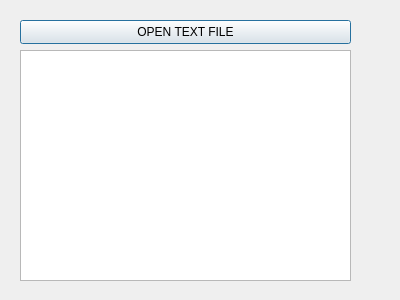
Old version of the form memberinfo.ui in the repository sophiegsmith/bulk-project.
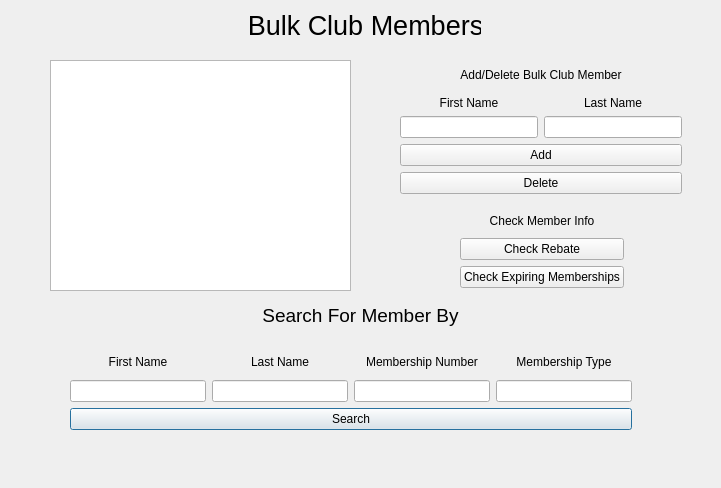
New version of the form.

```diff
--- a/memberinfo.ui
+++ b/memberinfo.ui
@@ -6,36 +6,270 @@
    <rect>
     <x>0</x>
     <y>0</y>
-    <width>400</width>
-    <height>300</height>
+    <width>721</width>
+    <height>488</height>
    </rect>
   </property>
   <property name="windowTitle">
    <string>Dialog</string>
   </property>
-  <widget class="QPushButton" name="pushButton">
-   <property name="geometry">
-    <rect>
-     <x>20</x>
-     <y>20</y>
-     <width>331</width>
-     <height>24</height>
-    </rect>
-   </property>
-   <property name="text">
-    <string>OPEN TEXT FILE</string>
-   </property>
-  </widget>
   <widget class="QTableWidget" name="tableWidget">
    <property name="geometry">
     <rect>
-     <x>20</x>
-     <y>50</y>
-     <width>331</width>
+     <x>50</x>
+     <y>60</y>
+     <width>301</width>
      <height>231</height>
     </rect>
    </property>
   </widget>
+  <widget class="QLabel" name="label">
+   <property name="geometry">
+    <rect>
+     <x>250</x>
+     <y>10</y>
+     <width>231</width>
+     <height>31</height>
+    </rect>
+   </property>
+   <property name="font">
+    <font>
+     <pointsize>20</pointsize>
+    </font>
+   </property>
+   <property name="text">
+    <string>Bulk Club Members</string>
+   </property>
+   <property name="alignment">
+    <set>Qt::AlignCenter</set>
+   </property>
+  </widget>
+  <widget class="QLabel" name="label_2">
+   <property name="geometry">
+    <rect>
+     <x>250</x>
+     <y>300</y>
+     <width>221</width>
+     <height>31</height>
+    </rect>
+   </property>
+   <property name="font">
+    <font>
+     <pointsize>14</pointsize>
+    </font>
+   </property>
+   <property name="text">
+    <string>Search For Member By</string>
+   </property>
+   <property name="alignment">
+    <set>Qt::AlignCenter</set>
+   </property>
+  </widget>
+  <widget class="QWidget" name="layoutWidget">
+   <property name="geometry">
+    <rect>
+     <x>70</x>
+     <y>350</y>
+     <width>562</width>
+     <height>80</height>
+    </rect>
+   </property>
+   <layout class="QVBoxLayout" name="verticalLayout_5">
+    <item>
+     <layout class="QHBoxLayout" name="horizontalLayout">
+      <item>
+       <layout class="QVBoxLayout" name="verticalLayout">
+        <item>
+         <widget class="QLabel" name="label_3">
+          <property name="text">
+           <string>First Name</string>
+          </property>
+          <property name="alignment">
+           <set>Qt::AlignCenter</set>
+          </property>
+         </widget>
+        </item>
+        <item>
+         <widget class="QLineEdit" name="lineEdit"/>
+        </item>
+       </layout>
+      </item>
+      <item>
+       <layout class="QVBoxLayout" name="verticalLayout_2">
+        <item>
+         <widget class="QLabel" name="label_4">
+          <property name="text">
+           <string>Last Name</string>
+          </property>
+          <property name="alignment">
+           <set>Qt::AlignCenter</set>
+          </property>
+         </widget>
+        </item>
+        <item>
+         <widget class="QLineEdit" name="lineEdit_2"/>
+        </item>
+       </layout>
+      </item>
+      <item>
+       <layout class="QVBoxLayout" name="verticalLayout_3">
+        <item>
+         <widget class="QLabel" name="label_5">
+          <property name="text">
+           <string>Membership Number</string>
+          </property>
+          <property name="alignment">
+           <set>Qt::AlignCenter</set>
+          </property>
+         </widget>
+        </item>
+        <item>
+         <widget class="QLineEdit" name="lineEdit_3"/>
+        </item>
+       </layout>
+      </item>
+      <item>
+       <layout class="QVBoxLayout" name="verticalLayout_4">
+        <item>
+         <widget class="QLabel" name="label_6">
+          <property name="text">
+           <string>Membership Type</string>
+          </property>
+          <property name="alignment">
+           <set>Qt::AlignCenter</set>
+          </property>
+         </widget>
+        </item>
+        <item>
+         <widget class="QLineEdit" name="lineEdit_4"/>
+        </item>
+       </layout>
+      </item>
+     </layout>
+    </item>
+    <item>
+     <widget class="QPushButton" name="pushButton">
+      <property name="text">
+       <string>Search</string>
+      </property>
+     </widget>
+    </item>
+   </layout>
+  </widget>
+  <widget class="QWidget" name="">
+   <property name="geometry">
+    <rect>
+     <x>460</x>
+     <y>210</y>
+     <width>164</width>
+     <height>78</height>
+    </rect>
+   </property>
+   <layout class="QVBoxLayout" name="verticalLayout_6">
+    <item>
+     <widget class="QLabel" name="label_8">
+      <property name="text">
+       <string>Check Member Info</string>
+      </property>
+      <property name="alignment">
+       <set>Qt::AlignCenter</set>
+      </property>
+     </widget>
+    </item>
+    <item>
+     <widget class="QPushButton" name="pushButton_3">
+      <property name="text">
+       <string>Check Rebate</string>
+      </property>
+     </widget>
+    </item>
+    <item>
+     <widget class="QPushButton" name="pushButton_2">
+      <property name="text">
+       <string>Check Expiring Memberships</string>
+      </property>
+     </widget>
+    </item>
+   </layout>
+  </widget>
+  <widget class="QWidget" name="">
+   <property name="geometry">
+    <rect>
+     <x>400</x>
+     <y>60</y>
+     <width>282</width>
+     <height>134</height>
+    </rect>
+   </property>
+   <layout class="QVBoxLayout" name="verticalLayout_10">
+    <item>
+     <layout class="QVBoxLayout" name="verticalLayout_9">
+      <item>
+       <widget class="QLabel" name="label_7">
+        <property name="text">
+         <string>Add/Delete Bulk Club Member</string>
+        </property>
+        <property name="alignment">
+         <set>Qt::AlignCenter</set>
+        </property>
+       </widget>
+      </item>
+      <item>
+       <layout class="QHBoxLayout" name="horizontalLayout_2">
+        <item>
+         <layout class="QVBoxLayout" name="verticalLayout_7">
+          <item>
+           <widget class="QLabel" name="label_9">
+            <property name="text">
+             <string>First Name</string>
+            </property>
+            <property name="alignment">
+             <set>Qt::AlignCenter</set>
+            </property>
+           </widget>
+          </item>
+          <item>
+           <widget class="QLineEdit" name="lineEdit_5"/>
+          </item>
+         </layout>
+        </item>
+        <item>
+         <layout class="QVBoxLayout" name="verticalLayout_8">
+          <item>
+           <widget class="QLabel" name="label_10">
+            <property name="text">
+             <string>Last Name</string>
+            </property>
+            <property name="alignment">
+             <set>Qt::AlignCenter</set>
+            </property>
+           </widget>
+          </item>
+          <item>
+           <widget class="QLineEdit" name="lineEdit_6"/>
+          </item>
+         </layout>
+        </item>
+       </layout>
+      </item>
+     </layout>
+    </item>
+    <item>
+     <widget class="QPushButton" name="pushButton_4">
+      <property name="text">
+       <string>Add</string>
+      </property>
+     </widget>
+    </item>
+    <item>
+     <widget class="QPushButton" name="pushButton_5">
+      <property name="text">
+       <string>Delete</string>
+      </property>
+     </widget>
+    </item>
+   </layout>
+  </widget>
  </widget>
  <resources/>
  <connections/>
```
